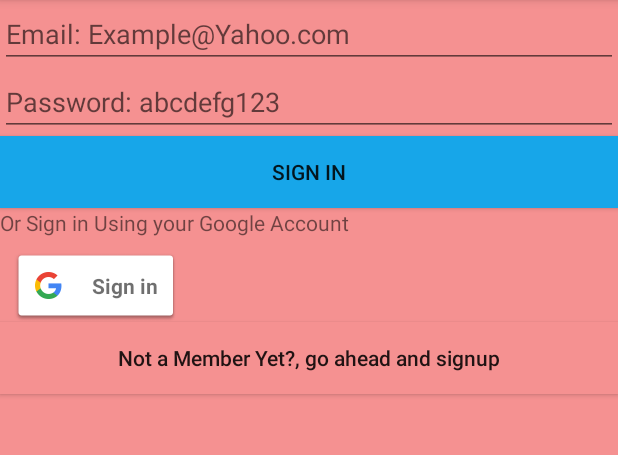
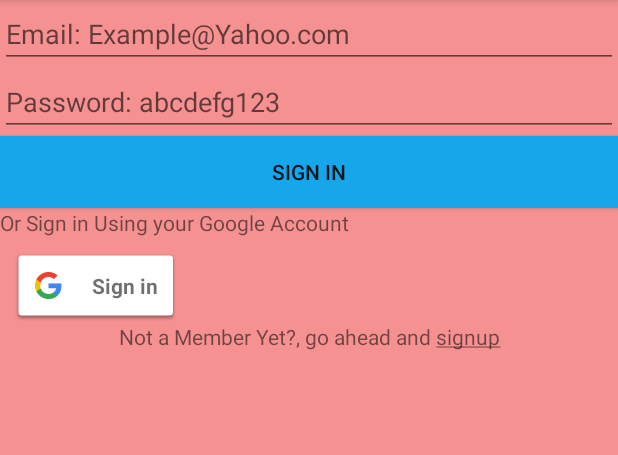
Before and after one commit to roeyHonig/androidFinalProject, an Android app: the screen it shows after launch (MainActivity), on a phone screen of 412 x 824 dp, the part 84-539 px from its top. Run offline under Robolectric (Android 15) with nearby library versions, the phone set to English and light mode, and no system bars; our stand-ins replace Firebase (no records; nobody signed in at launch, a user with empty details on screens opened directly), Picasso; libraries missing offline, so code that uses them is left out: com.mklimek.circleinitialsview; pictures from the network do not load; 7 statements that could not run were skipped.

```diff
--- a/app/src/main/java/honig/roey/student/roeysigninapp/LoginFragment.java
+++ b/app/src/main/java/honig/roey/student/roeysigninapp/LoginFragment.java
@@ -6,6 +6,7 @@ import android.content.Intent;
 import android.os.Bundle;
 import android.support.annotation.NonNull;
 import android.support.v4.app.Fragment;
+import android.text.Html;
 import android.util.Log;
 import android.view.LayoutInflater;
 import android.view.View;
@@ -111,7 +112,8 @@ public class LoginFragment extends Fragment{
         MainActivity parentActivity = (MainActivity) getActivity();
 
         // Setup Button to switch to signup screen
-        Button btGoToSignupScreen = view.findViewById(R.id.btGoToSignupScreen);
+        TextView btGoToSignupScreen = view.findViewById(R.id.btGoToSignupScreen);
+        btGoToSignupScreen.setText(Html.fromHtml("Not a Member Yet?, go ahead and <u>signup</u>"));
         btGoToSignupScreen.setOnClickListener(new View.OnClickListener() {
             @Override
             public void onClick(View view) {
--- a/app/src/main/java/honig/roey/student/roeysigninapp/SignUpFragment.java
+++ b/app/src/main/java/honig/roey/student/roeysigninapp/SignUpFragment.java
@@ -6,6 +6,7 @@ import android.net.Uri;
 import android.os.Bundle;
 import android.support.annotation.NonNull;
 import android.support.v4.app.Fragment;
+import android.text.Html;
 import android.util.Log;
 import android.view.LayoutInflater;
 import android.view.View;
@@ -74,6 +75,7 @@ public class SignUpFragment extends Fragment {
 
         // Setup Button to return to login screen
         TextView returnToLogin = view.findViewById(R.id.returnToLogin);
+        returnToLogin.setText(Html.fromHtml("Allready a Member?, Go Ahead and <u>LogIn</u>"));
         returnToLogin.setOnClickListener(new View.OnClickListener() {
             @Override
             public void onClick(View view) {
--- a/app/src/main/res/layout/login_screen.xml
+++ b/app/src/main/res/layout/login_screen.xml
@@ -49,12 +49,13 @@
         android:layout_marginStart="8dp"
         android:layout_marginTop="8dp" />
 
-    <Button
+    <TextView
         android:id="@+id/btGoToSignupScreen"
         android:layout_width="match_parent"
         android:layout_height="wrap_content"
         android:text="Not a Member Yet?, go ahead and signup"
         android:background="#f59191"
-        android:textAllCaps="false" />
+        android:gravity="center_horizontal"
+         />
 
 </LinearLayout>
```
